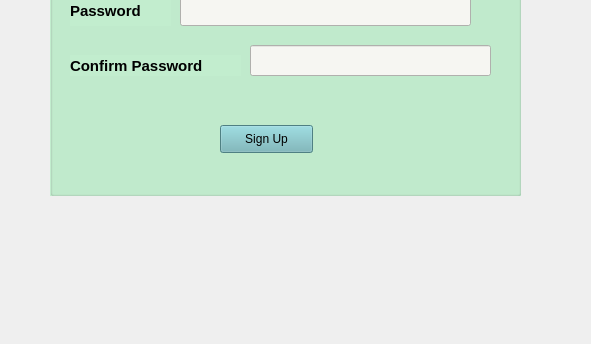
MuhammadJamshaidGhaffar/Ecommerce-App, file Client/ui/signuppage.ui: the form before one commit; both pictures show x 120 to 711 and y 285 to 629 of the 824 by 629 pixel window.
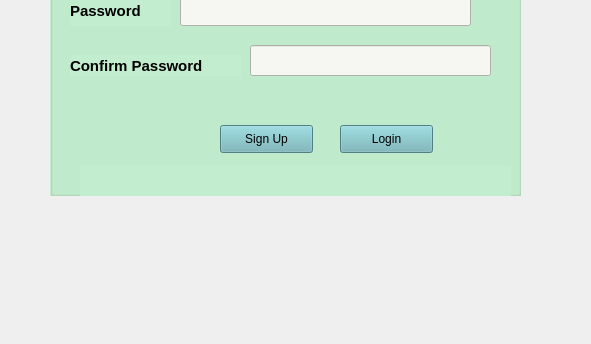
The form after the commit.

The edit to the form file:
```diff
--- a/Client/ui/signuppage.ui
+++ b/Client/ui/signuppage.ui
@@ -198,6 +198,40 @@
      <enum>QLineEdit::Password</enum>
     </property>
    </widget>
+   <widget class="QLabel" name="error_label">
+    <property name="geometry">
+     <rect>
+      <x>30</x>
+      <y>350</y>
+      <width>431</width>
+      <height>31</height>
+     </rect>
+    </property>
+    <property name="styleSheet">
+     <string notr="true">
+	padding-left:4px;
+</string>
+    </property>
+    <property name="text">
+     <string/>
+    </property>
+   </widget>
+   <widget class="QPushButton" name="login_btn">
+    <property name="geometry">
+     <rect>
+      <x>290</x>
+      <y>310</y>
+      <width>93</width>
+      <height>28</height>
+     </rect>
+    </property>
+    <property name="styleSheet">
+     <string notr="true">background-color:rgb(111,179,184)</string>
+    </property>
+    <property name="text">
+     <string>Login</string>
+    </property>
+   </widget>
   </widget>
  </widget>
  <resources/>
```
